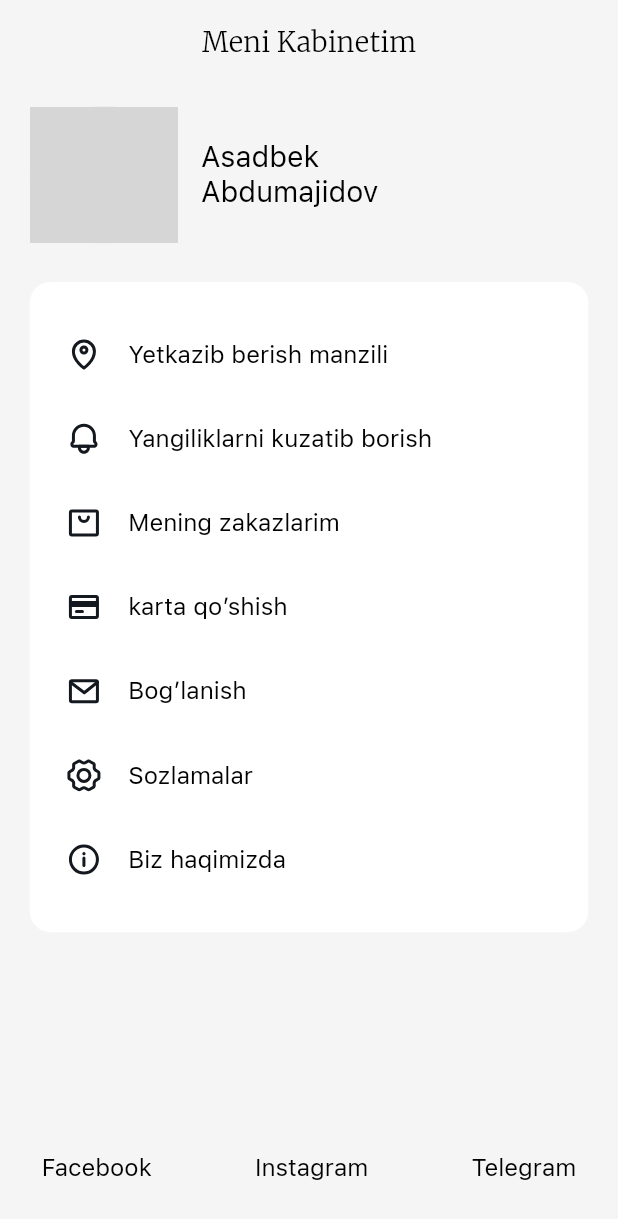
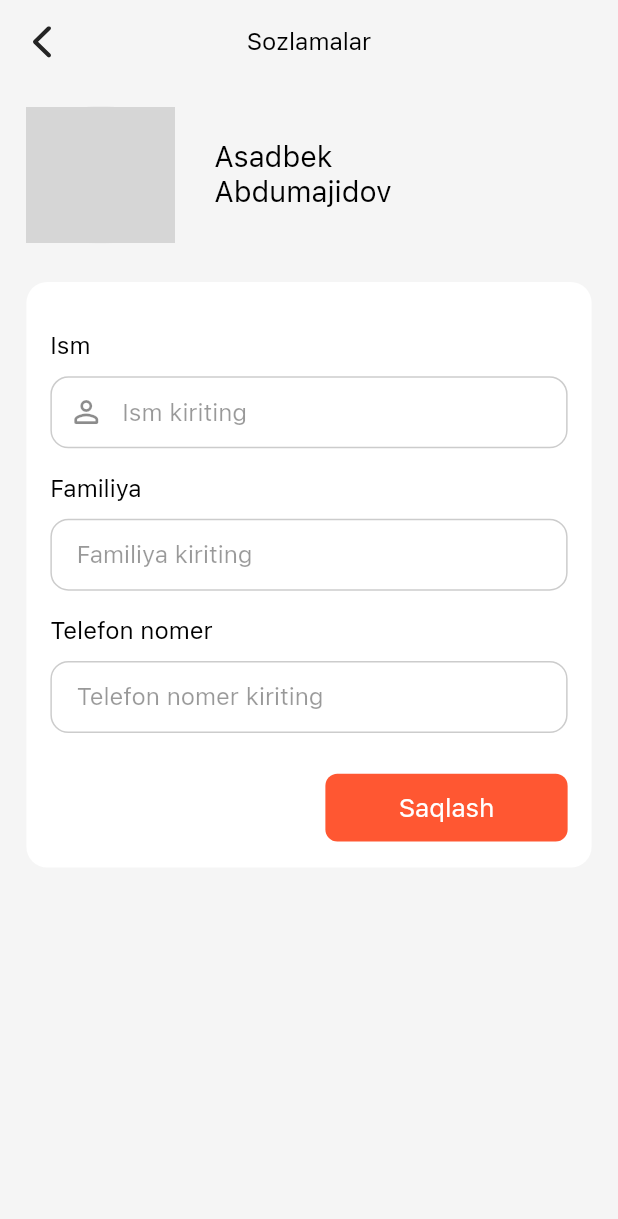
Before and after one commit to AsadbekAbdumajidov/aion_brend, a Flutter app: the ProfileActive screen opened directly, after a tap on "Sozlamalar", on a phone screen of 412 x 824 dp. Shown: the top 1219 px of the screen. Run offline on Flutter 3.47's test engine with Material 2 defaults, Android fonts, the phone set to English and light mode, and no system bars; drawn by our look-alikes of cached_network_image; our stand-ins replace carousel_slider, equatable, flutter_bloc, flutter_svg, slide_countdown, url_launcher_web; missing offline and left inert: connectivity_plus_web, cubit_form, cupertino_tabbar; network calls fail; grey boxes are pictures that could not be loaded.

Commit message:
settins page design done

```diff
--- a/lib/core/router/app_pages.dart
+++ b/lib/core/router/app_pages.dart
@@ -6,6 +6,7 @@ import 'package:aion/views/descripton/descripton_page.dart';
 import 'package:aion/views/dostavka_page/location.dart';
 import 'package:aion/views/dostavka_page/location_add.dart';
 import 'package:aion/views/notification/notification.dart';
+import 'package:aion/views/setting_page/setting_page.dart';
 import 'package:flutter/material.dart';
 
 class Routes {
@@ -30,6 +31,8 @@ class Routes {
         return simpleRoute(const Connection());
       case AppRoutes.about:
         return simpleRoute(const AboutPage());
+        case AppRoutes.setting:
+        return simpleRoute(const SettingPage());
     }
     return null;
   }
--- a/lib/core/router/app_routes.dart
+++ b/lib/core/router/app_routes.dart
@@ -8,4 +8,5 @@ class AppRoutes {
   static const notif = "/notif";
   static const connection = "/connection";
   static const about = "/about";
+  static const setting = "/setting";
 }
--- a/lib/core/widgets/text_form_field/text_form_field.dart
+++ b/lib/core/widgets/text_form_field/text_form_field.dart
@@ -19,12 +19,13 @@ class CustomTextField extends StatelessWidget {
     this.initialValue,
     this.preIconColor,
     this.textEditingController,
+    this.keyboardType
   }) : super(key: key);
 
   final TextEditingController? textEditingController;
   final Function(String value) onChange;
   final String hintText;
-  final IconData? prefixIcon;
+  final Icon? prefixIcon;
   final Widget? suffixIcon;
   final bool? obscure;
   final TextInputAction? textInputAction;
@@ -32,6 +33,7 @@ class CustomTextField extends StatelessWidget {
   final Color? preIconColor;
   final String? initialValue;
   FormFieldValidator<String>? validator;
+  final TextInputType? keyboardType;
   @override
   Widget build(BuildContext context) {
     return TextFormField(
@@ -42,11 +44,12 @@ class CustomTextField extends StatelessWidget {
       textInputAction: textInputAction,
       onChanged: onChange,
       controller: textEditingController,
+      keyboardType: keyboardType,
       cursorColor: AppColors.instance.blue,
       decoration: InputDecoration(
         contentPadding: EdgeInsets.symmetric(horizontal: wi(16)),
         suffixIcon: suffixIcon,
-        prefixIcon:const Icon(Icons.edit_outlined),
+        prefixIcon:prefixIcon,
         hintStyle: AppTextStyles.instance.styleW400S15BlackOpacity04,
         hintText: hintText,
         filled: true,
--- a/lib/views/dostavka_page/location_add.dart
+++ b/lib/views/dostavka_page/location_add.dart
@@ -40,6 +40,7 @@ class LocationAdd extends StatelessWidget {
                   CustomTextField(
                       onChange: (v) {},
                       hintText: "Shahar",
+                      prefixIcon:const Icon(Icons.location_city),
                       textEditingController: shahar),
                   Padding(
                     padding: EdgeInsets.only(top: he(16), bottom: he(10)),
@@ -49,6 +50,7 @@ class LocationAdd extends StatelessWidget {
                   CustomTextField(
                       onChange: (v) {},
                       hintText: "Viloyat",
+                      prefixIcon: const Icon(Icons.home_filled),
                       textEditingController: viloyat),
                   Padding(
                     padding: EdgeInsets.only(top: he(16), bottom: he(10)),
@@ -58,6 +60,7 @@ class LocationAdd extends StatelessWidget {
                   CustomTextField(
                       onChange: (v) {},
                       hintText: "Manzil",
+                      prefixIcon:const Icon(Icons.edit_location_outlined),
                       textEditingController: manzil),
                   SizedBox(height: he(16)),
                   Text(
--- /dev/null
+++ b/lib/views/setting_page/setting_page.dart
@@ -0,0 +1,105 @@
+import 'package:aion/core/constants/app_colors.dart';
+import 'package:aion/core/constants/app_decoration.dart';
+import 'package:aion/core/constants/app_icons.dart';
+import 'package:aion/core/constants/app_style.dart';
+import 'package:aion/core/utils/size_konfig.dart';
+import 'package:aion/core/widgets/little_button/ilitten_button.dart';
+import 'package:aion/core/widgets/profile_app_bar/profile_app_bar.dart';
+import 'package:aion/core/widgets/text_form_field/text_form_field.dart';
+import 'package:cached_network_image/cached_network_image.dart';
+import 'package:flutter/material.dart';
+
+class SettingPage extends StatelessWidget {
+  const SettingPage({Key? key}) : super(key: key);
+
+  @override
+  Widget build(BuildContext context) {
+    TextEditingController ism = TextEditingController();
+    TextEditingController familiya = TextEditingController();
+    TextEditingController nomer = TextEditingController();
+    return Scaffold(
+      appBar: ProfileAppBar(
+          title: "Sozlamalar",
+          leftIcon: AppIcons.instance.icArrowBack,
+          leftOntap: () {
+            Navigator.pop(context);
+          }).getBar(context),
+      body: SafeArea(
+          child: Padding(
+        padding: EdgeInsets.symmetric(horizontal: wi(16)),
+        child: ListView(
+          children: [
+            Padding(
+              padding: EdgeInsets.only(top: he(14), bottom: he(24)),
+              child: Row(
+                children: [
+                  ClipRRect(
+                    borderRadius: const BorderRadius.all(Radius.circular(50)),
+                    child: CachedNetworkImage(
+                      height: he(85),
+                      width: wi(90),
+                      imageUrl:
+                          "https://i2.cdn.turner.com/cnnnext/dam/assets/140926165711-john-sutter-profile-image-large-169.jpg",
+                      fit: BoxFit.cover,
+                    ),
+                  ),
+                  SizedBox(width: wi(24)),
+                  Text("Asadbek \nAbdumajidov",
+                      style: AppTextStyles.instance.styleW500S18Black),
+                ],
+              ),
+            ),
+            Container(
+              decoration: AppDecoration.instance.decorationColorWhiteRadius14,
+              child: Padding(
+                padding: const EdgeInsets.all(16),
+                child: Column(
+                  crossAxisAlignment: CrossAxisAlignment.end,
+                  children: [
+                    Column(
+                      crossAxisAlignment: CrossAxisAlignment.start,
+                      children: [
+                        Padding(
+                          padding: EdgeInsets.only(top: he(16), bottom: he(10)),
+                          child: Text("Ism ",
+                              style: AppTextStyles.instance.styleW400S15Black),
+                        ),
+                        CustomTextField(
+                            onChange: (v) {},
+                            hintText: "Ism kiriting",
+                            prefixIcon:
+                                const Icon(Icons.person_outline_rounded),
+                            textEditingController: ism),
+                        Padding(
+                          padding: EdgeInsets.only(top: he(16), bottom: he(10)),
+                          child: Text("Familiya ",
+                              style: AppTextStyles.instance.styleW400S15Black),
+                        ),
+                        CustomTextField(
+                            onChange: (v) {},
+                            hintText: "Familiya kiriting",
+                            textEditingController: familiya),
+                        Padding(
+                          padding: EdgeInsets.only(top: he(16), bottom: he(10)),
+                          child: Text("Telefon nomer",
+                              style: AppTextStyles.instance.styleW400S15Black),
+                        ),
+                        CustomTextField(
+                            onChange: (v) {},
+                            hintText: "Telefon nomer kiriting",
+                            keyboardType: TextInputType.number,
+                            textEditingController: nomer),
+                      ],
+                    ),
+                    SizedBox(height: he(24)),
+                    LittelButton(title: 'Saqlash', onTap: () {})
+                  ],
+                ),
+              ),
+            ),
+          ],
+        ),
+      )),
+    );
+  }
+}
--- a/lib/views/tabs/profile_active/profile_page.dart
+++ b/lib/views/tabs/profile_active/profile_page.dart
@@ -86,7 +86,9 @@ class ProfileActive extends StatelessWidget {
                               title: "Bog’lanish",
                               icon: AppIcons.instance.icMail),
                           TitleWidget(
-                              onTap: () {},
+                              onTap: () {
+                                Navigator.pushNamed(context, AppRoutes.setting);
+                              },
                               title: "Sozlamalar",
                               icon: AppIcons.instance.icSetting),
                           TitleWidget(
```
Also changed, not shown: 1 other file.
